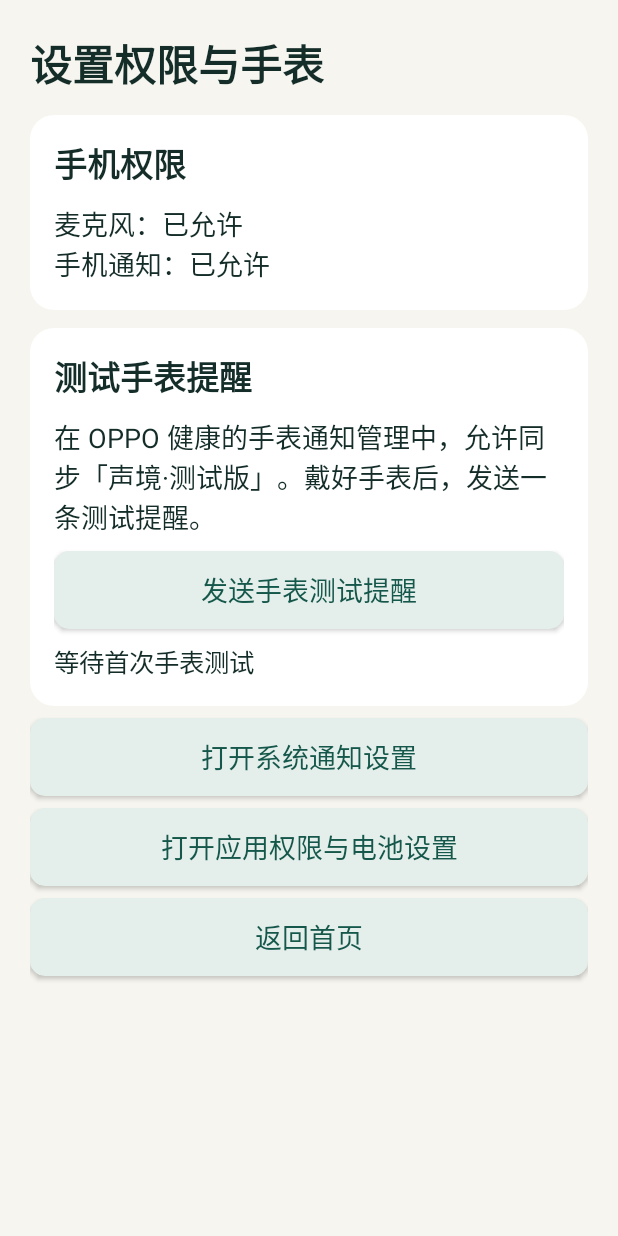
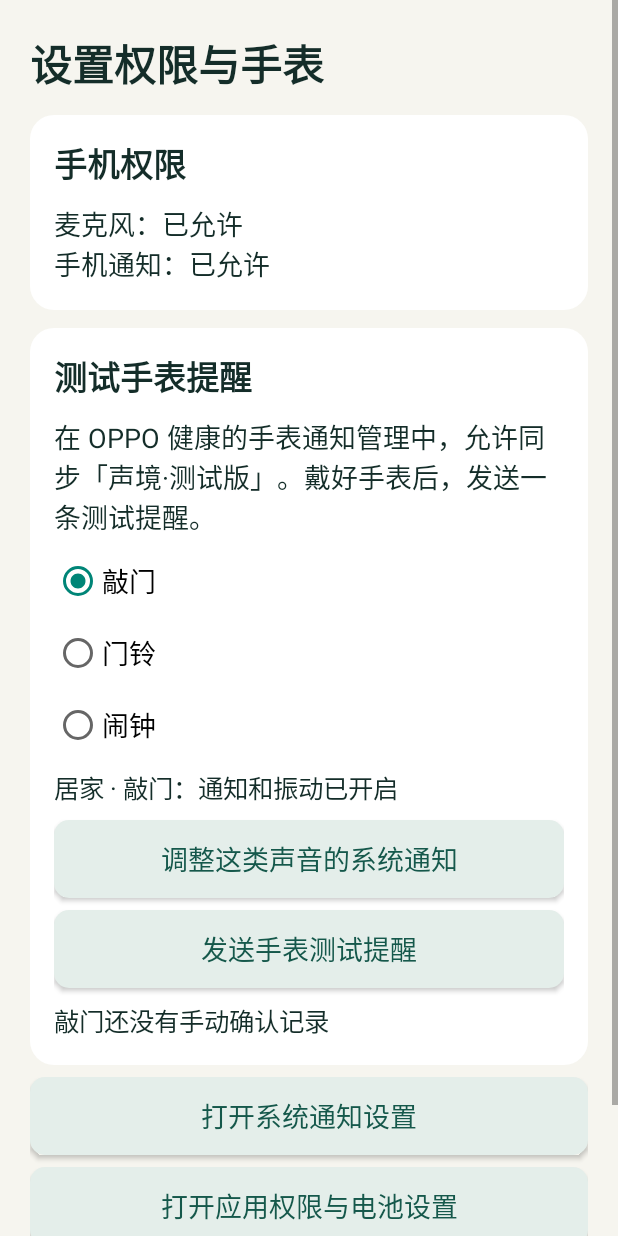
Before and after one commit to YiFanSenSei/shengjing, an Android app: the screen it shows after launch (SetupActivity), after a tap on "设置权限与手表", on a phone screen of 412 x 824 dp. Run offline under Robolectric (Android 15) with nearby library versions, the phone set to English and light mode, and no system bars; 2 other taps on this screen came first.

Commit message:
A 端 0.8.0：监听恢复、通知详情与三类手表测试 (#15)
* Track listening continuity and guide manual recovery on the phone

* Open individual alerts and verify watch notifications by sound

---------

Co-authored-by: YiFanSenSei <249708301+YiFanSenSei@users.noreply.github.com>

```diff
--- a/apps/phone/build.gradle
+++ b/apps/phone/build.gradle
@@ -2,7 +2,7 @@ plugins { id 'com.android.application' }
 android {
     namespace 'org.shengjing.phone'
     compileSdk 35
-    defaultConfig { applicationId 'org.shengjing.phone'; minSdk 26; targetSdk 35; versionCode 8; versionName '0.6.0' }
+    defaultConfig { applicationId 'org.shengjing.phone'; minSdk 26; targetSdk 35; versionCode 10; versionName '0.8.0' }
     compileOptions { sourceCompatibility JavaVersion.VERSION_17; targetCompatibility JavaVersion.VERSION_17 }
     androidResources { noCompress += 'tflite' }
     testOptions {
--- a/apps/phone/src/main/java/org/shengjing/phone/Alerts.java
+++ b/apps/phone/src/main/java/org/shengjing/phone/Alerts.java
@@ -60,9 +60,12 @@ final class Alerts {
             }
         }
         if(!allowed) { app.lastEvent+=" · 通知被系统设置阻止，请检查权限和类别通知";app.saveHistory();return; }
+        Intent detail=new Intent(c,HistoryActivity.class).putExtra("eventId",entry.id)
+            .setData(android.net.Uri.parse("shengjing://event/"+entry.id));
         Notification.Builder b=new Notification.Builder(c,channel)
             .setSmallIcon(android.R.drawable.ic_dialog_info).setContentTitle((alert.simulated?"测试提醒：":"检测到可能的")+alert.kind.title)
-            .setContentText(alert.scene.title+"场景 · 请结合实际环境确认").setContentIntent(open(c)).setAutoCancel(true)
+            .setContentText(alert.scene.title+"场景 · 点此查看这条提醒")
+            .setContentIntent(PendingIntent.getActivity(c,0,detail,PendingIntent.FLAG_IMMUTABLE)).setAutoCancel(true)
             .setVisibility(Notification.VISIBILITY_PRIVATE).setOnlyAlertOnce(true);
         for(String action:new String[]{"ACK","FALSE_ALARM"}) {
             Intent intent=new Intent(c,FeedbackReceiver.class).setAction(action).putExtra("id",entry.id)
--- a/apps/phone/src/main/java/org/shengjing/phone/App.java
+++ b/apps/phone/src/main/java/org/shengjing/phone/App.java
@@ -8,6 +8,7 @@ public final class App extends Application {
     static final int REPORTS_NEEDED = 2;
     public final Policy policy=new Policy();
     LocalStore store;
+    ListeningSession sessionReport;
     EventHistory history;
     long historyRevision;
     public volatile boolean listening=false;
@@ -21,6 +22,8 @@ public final class App extends Application {
     public volatile String diagnostics="尚无采集数据，请开始监听";
     @Override public void onCreate() {
         super.onCreate();store=new LocalStore(this);store.restoreSettings(policy);history=store.loadHistory();
+        sessionReport=new ListeningSession(this);
+        if(sessionReport.state.needsAttention())status=sessionReport.state.title;
         java.util.List<EventHistory.Entry> entries=history.snapshot();
         if(!entries.isEmpty()) latestId=entries.get(entries.size()-1).id;
         Alerts.channels(this);
--- /dev/null
+++ b/apps/phone/src/main/java/org/shengjing/phone/ListeningSession.java
@@ -0,0 +1,89 @@
+package org.shengjing.phone;
+
+import android.content.Context;
+import android.content.SharedPreferences;
+
+/** Latest run only. Lifecycle and completed-window updates are delivered on the main thread. */
+final class ListeningSession {
+    enum State {
+        NONE("尚无监听记录"), RUNNING("正在监听"), STOPPED("已手动停止"),
+        INTERRUPTED("上次监听中断。请检查电池设置，再点开始监听。"),
+        PERMISSION("无法使用麦克风。请在设备引导中开启权限，再开始监听。"),
+        MODEL("离线模型加载失败。请重新打开应用后再试。"),
+        MICROPHONE("麦克风启动失败。请检查麦克风开关和占用情况，再开始监听。"),
+        SILENCED("系统已将麦克风静音。请检查麦克风开关和其他录音应用，再开始监听。"),
+        INPUT("音频输入中断。请检查麦克风开关和其他录音应用，再开始监听。"),
+        INFERENCE("声音处理停止。请重新开始监听。"),
+        FOREGROUND("监听服务启动失败。请回到首页，检查权限后再试。");
+
+        final String title;
+        State(String title) { this.title = title; }
+        boolean needsAttention() { return this != NONE && this != RUNNING && this != STOPPED; }
+    }
+
+    private final SharedPreferences prefs;
+    State state;
+    long windows, lastWindowMs, largestGapMs, elapsedMs;
+    private long startedAt, savedAt;
+
+    ListeningSession(Context context) {
+        prefs = context.getSharedPreferences("listening_session", Context.MODE_PRIVATE);
+        state = State.valueOf(prefs.getString("state", State.NONE.name()));
+        windows = prefs.getLong("windows", 0);
+        lastWindowMs = prefs.getLong("lastWindowMs", 0);
+        largestGapMs = prefs.getLong("largestGapMs", 0);
+        elapsedMs = prefs.getLong("elapsedMs", 0);
+        if (state == State.RUNNING) {
+            // A new process cannot know when the previous one ended.
+            state = State.INTERRUPTED;
+            save();
+        }
+    }
+
+    void begin(long now) {
+        startedAt = savedAt = now;
+        elapsedMs = windows = lastWindowMs = largestGapMs = 0;
+        state = State.RUNNING;
+        save();
+    }
+
+    void completedWindow(long now) {
+        if (state != State.RUNNING) return;
+        long offset = now - startedAt;
+        if (windows > 0) largestGapMs = Math.max(largestGapMs, offset - lastWindowMs);
+        windows++;
+        lastWindowMs = elapsedMs = offset;
+        if (windows == 1 || now - savedAt >= 30000) {
+            savedAt = now;
+            save();
+        }
+    }
+
+    void finish(State result, long now) {
+        if (state != State.RUNNING) return;
+        elapsedMs = now - startedAt;
+        state = result;
+        save();
+    }
+
+    long sinceLastWindow(long now) {
+        return now - startedAt - lastWindowMs;
+    }
+
+    String summary(long now) {
+        if (state == State.NONE) return state.title;
+        String duration = state == State.RUNNING ? "已启动 " : state == State.INTERRUPTED ? "最近记录到 " : "本次历时 ";
+        long elapsed = state == State.RUNNING ? now - startedAt : elapsedMs;
+        String gap = windows < 2 ? "尚无两次处理结果" : largestGapMs + " 毫秒";
+        return state.title + "\n" + duration + elapsed / 60000 + " 分 " + elapsed / 1000 % 60 + " 秒"
+            + " · 已处理 " + windows + " 个声音窗口"
+            + (windows == 0 ? "" : "\n最后一个窗口在启动后 " + lastWindowMs / 1000 + " 秒")
+            + "\n相邻处理结果最长间隔：" + gap;
+    }
+
+    private void save() {
+        prefs.edit().putString("state", state.name()).putLong("windows", windows)
+            .putLong("lastWindowMs", lastWindowMs).putLong("largestGapMs", largestGapMs)
+            .putLong("elapsedMs", elapsedMs).apply();
+    }
+}
--- a/apps/phone/src/main/java/org/shengjing/phone/LocalStore.java
+++ b/apps/phone/src/main/java/org/shengjing/phone/LocalStore.java
@@ -53,7 +53,15 @@ final class LocalStore {
     boolean asked(String permission){return prefs.getBoolean("asked_"+permission,false);}
     void markAsked(String permission){prefs.edit().putBoolean("asked_"+permission,true).apply();}
     long watchConfirmedAt(){return prefs.getLong("watch_confirmed_at",0);}
-    void confirmWatch(long time){prefs.edit().putLong("watch_confirmed_at",time).apply();}
+    long watchConfirmedAt(Policy.Kind kind){
+        // Earlier versions could only confirm a knock.
+        return prefs.getLong("watch_confirmed_"+kind.name(),kind==Policy.Kind.KNOCK?watchConfirmedAt():0);
+    }
+    void confirmWatch(Policy.Kind kind,long time){
+        SharedPreferences.Editor edit=prefs.edit();
+        if(!prefs.contains("watch_confirmed_KNOCK"))edit.putLong("watch_confirmed_KNOCK",watchConfirmedAt());
+        edit.putLong("watch_confirmed_"+kind.name(),time).putLong("watch_confirmed_at",time).apply();
+    }
     void recordChoice(Policy.Scene scene, Policy.Kind kind, boolean extended, long through) {
         prefs.edit().putBoolean("extended_" + scene + "_" + kind, extended)
             .putLong("considered_" + scene + "_" + kind, through).apply();
--- a/apps/phone/src/main/java/org/shengjing/phone/MainActivity.java
+++ b/apps/phone/src/main/java/org/shengjing/phone/MainActivity.java
@@ -11,7 +11,7 @@ import org.shengjing.core.Policy;
 
 public final class MainActivity extends PhoneScreen {
     private TextView status, mode, latest, watch;
-    private Button listen, history, setup;
+    private Button listen, history, setup, recovery;
     private long displayedRevision=-1;
     @Override public void onCreate(Bundle state){
         super.onCreate(state);
@@ -20,6 +20,7 @@ public final class MainActivity extends PhoneScreen {
         status=heading(monitor,"",26);
         mode=text(monitor,"",18);
         listen=button(monitor,"开始监听",this::toggleListening);primary(listen);
+        recovery=button(monitor,"检查设备设置",()->go(SetupActivity.class));
         LinearLayout recent=card();
         heading(recent,"最近提醒",22);
         latest=text(recent,"",19);
@@ -33,7 +34,7 @@ public final class MainActivity extends PhoneScreen {
         text(layout,"声音在本机处理，不保存录音。声境不能作为安全报警保障。",16);
     }
     private void toggleListening(){
-        if(app.listening){stopService(new Intent(this,ListeningService.class));return;}
+        if(app.listening){startService(new Intent(this,ListeningService.class).setAction("STOP"));return;}
         if(!microphone() || !notifications()){go(SetupActivity.class);return;}
         try{startForegroundService(new Intent(this,ListeningService.class));}
         catch(RuntimeException e){app.status="无法启动监听，请检查权限后重试";}
@@ -42,6 +43,7 @@ public final class MainActivity extends PhoneScreen {
     @Override void refresh(){
         show(status,app.status.startsWith("正在本机监听：")?"正在监听":app.status);
         show(listen,app.listening?"停止监听":"开始监听");
+        recovery.setVisibility(app.sessionReport.state.needsAttention()?Button.VISIBLE:Button.GONE);
         int enabled=0,available=0;
         for(Policy.Kind k:Policy.Kind.values()){
             if(!app.policy.isEnabled(k))continue;
@@ -50,8 +52,9 @@ public final class MainActivity extends PhoneScreen {
         }
         String delivery=app.policy.isQuiet()?"真实提醒已暂停":enabled==0?"所有声音类别已关闭":
             available==0?"声音通知被阻止":available<enabled?"部分声音通知被阻止":"已关注 "+enabled+" 类声音";
-        long age=SystemClock.elapsedRealtime()-app.diagnosticsUpdatedAt;
-        String stalled=app.listening && app.diagnosticsUpdatedAt>0 && age>=5000?"\n采集状态已有 "+age/1000+" 秒未更新，可打开诊断查看":"";
+        long age=app.sessionReport.sinceLastWindow(SystemClock.elapsedRealtime());
+        String stalled=app.listening && app.status.startsWith("正在本机监听") && age>=5000
+            ?"\n已有 "+age/1000+" 秒没有新的声音处理结果，可打开诊断查看":"";
         show(mode,app.policy.getScene().title+"场景 · "+delivery+stalled);
         boolean ready=microphone() && notifications();
         long confirmed=app.store.watchConfirmedAt();
--- a/apps/phone/src/main/java/org/shengjing/phone/PhoneScreen.java
+++ b/apps/phone/src/main/java/org/shengjing/phone/PhoneScreen.java
@@ -100,6 +100,12 @@ abstract class PhoneScreen extends Activity {
             :new Intent(Settings.ACTION_APPLICATION_DETAILS_SETTINGS,Uri.parse("package:"+getPackageName()));
         try{startActivity(intent);}catch(ActivityNotFoundException e){Toast.makeText(this,"请在系统设置中打开声境的应用详情",Toast.LENGTH_LONG).show();}
     }
+    void channelSettings(String channel){
+        Intent intent=new Intent(Settings.ACTION_CHANNEL_NOTIFICATION_SETTINGS)
+            .putExtra(Settings.EXTRA_APP_PACKAGE,getPackageName())
+            .putExtra(Settings.EXTRA_CHANNEL_ID,channel);
+        try{startActivity(intent);}catch(ActivityNotFoundException e){systemSettings(true);}
+    }
     void refresh(){}
     @Override protected void onResume(){super.onResume();tick.run();}
     @Override protected void onPause(){handler.removeCallbacks(tick);super.onPause();}
--- a/apps/phone/src/main/java/org/shengjing/phone/SetupActivity.java
+++ b/apps/phone/src/main/java/org/shengjing/phone/SetupActivity.java
@@ -12,10 +12,15 @@ public final class SetupActivity extends PhoneScreen {
     private TextView permissionStatus, watchStatus;
     private Button micButton, notificationButton, confirm;
     private long testId=-1;
+    private Policy.Kind selected=Policy.Kind.KNOCK;
+    private TextView channelStatus;
 
     @Override public void onCreate(Bundle state){
         super.onCreate(state);
-        if(state!=null)testId=state.getLong("watchTest",-1);
+        if(state!=null){
+            testId=state.getLong("watchTest",-1);
+            selected=Policy.Kind.valueOf(state.getString("watchKind","KNOCK"));
+        }
         heading(layout,"设置权限与手表",28);
         LinearLayout permissions=card();
         heading(permissions,"手机权限",22);
@@ -25,11 +30,26 @@ public final class SetupActivity extends PhoneScreen {
         LinearLayout watch=card();
         heading(watch,"测试手表提醒",22);
         text(watch,"在 OPPO 健康的手表通知管理中，允许同步「声境·测试版」。戴好手表后，发送一条测试提醒。",18);
+        RadioGroup sounds=new RadioGroup(this);
+        watch.addView(sounds);
+        for(Policy.Kind kind:Policy.Kind.values()){
+            RadioButton choice=new RadioButton(this);
+            choice.setText(kind.title);choice.setTextSize(18);choice.setMinHeight(dp(48));
+            choice.setId(android.view.View.generateViewId());sounds.addView(choice);
+            choice.setChecked(selected==kind);
+            choice.setOnCheckedChangeListener((v,checked)->{
+                if(checked && selected!=kind){
+                    selected=kind;testId=-1;refresh();
+                }
+            });
+        }
+        channelStatus=text(watch,"",17);
+        button(watch,"调整这类声音的系统通知",()->channelSettings(Alerts.channel(selected,app.policy.getScene())));
         button(watch,"发送手表测试提醒",this::sendTest);
         watchStatus=text(watch,"",17);
         confirm=button(watch,"我在手表上看到了",()->{
             if(validTest()){
-                app.store.confirmWatch(System.currentTimeMillis());
+                app.store.confirmWatch(selected,System.currentTimeMillis());
                 testId=-1;
                 refresh();
             }
@@ -52,13 +72,13 @@ public final class SetupActivity extends PhoneScreen {
     }
     private void sendTest(){
         if(!notifications()){requestOrSettings(false);return;}
-        Alerts.show(this,app.policy.simulate(Policy.Kind.KNOCK,SystemClock.elapsedRealtime()));
+        Alerts.show(this,app.policy.simulate(selected,SystemClock.elapsedRealtime()));
         testId=app.latestId;
         refresh();
     }
     private boolean validTest(){
         EventHistory.Entry entry=app.history.find(testId);
-        return entry!=null && entry.simulated && entry.kind==Policy.Kind.KNOCK &&
+        return entry!=null && entry.simulated && entry.kind==selected &&
             entry.delivery==EventHistory.Delivery.REQUESTED;
     }
     @Override void refresh(){
@@ -68,12 +88,16 @@ public final class SetupActivity extends PhoneScreen {
         notificationButton.setVisibility(notify?Button.GONE:Button.VISIBLE);
         boolean test=validTest();
         confirm.setVisibility(test?Button.VISIBLE:Button.GONE);
-        if(test)show(watchStatus,"请打开手表通知列表，找到刚发出的「测试提醒：敲门」。");
-        else if(testId!=-1)show(watchStatus,"测试记录不可确认。请检查系统中的敲门通知开关，再发送一次。");
-        else if(app.store.watchConfirmedAt()>0)show(watchStatus,"上次手动确认："+MainActivity.date(app.store.watchConfirmedAt()));
-        else show(watchStatus,"等待首次手表测试");
+        String channel=Alerts.channel(selected,app.policy.getScene());
+        android.app.NotificationChannel config=getSystemService(android.app.NotificationManager.class).getNotificationChannel(channel);
+        String settings=config==null || !Alerts.available(this,channel)?"通知被阻止":config.shouldVibrate()?"通知和振动已开启":"通知已开启，振动已关闭";
+        show(channelStatus,app.policy.getScene().title+" · "+selected.title+"："+settings);
+        if(test)show(watchStatus,"请在手表通知列表中核对刚发出的「测试提醒："+selected.title+"」。");
+        else if(testId!=-1)show(watchStatus,"本次测试无法确认。请检查通知设置后再发送。");
+        else if(app.store.watchConfirmedAt(selected)>0)show(watchStatus,selected.title+"上次手动确认："+MainActivity.date(app.store.watchConfirmedAt(selected)));
+        else show(watchStatus,selected.title+"还没有手动确认记录");
     }
     @Override protected void onSaveInstanceState(Bundle state){
-        super.onSaveInstanceState(state);state.putLong("watchTest",testId);
+        super.onSaveInstanceState(state);state.putLong("watchTest",testId);state.putString("watchKind",selected.name());
     }
 }
```
Also changed, not shown: apps/phone/src/main/java/org/shengjing/phone/DiagnosticsActivity.java (+6 -2 lines), apps/phone/src/main/java/org/shengjing/phone/HistoryActivity.java (+40 -9 lines), apps/phone/src/main/java/org/shengjing/phone/ListeningService.java (+50 -13 lines), 5 other files.
